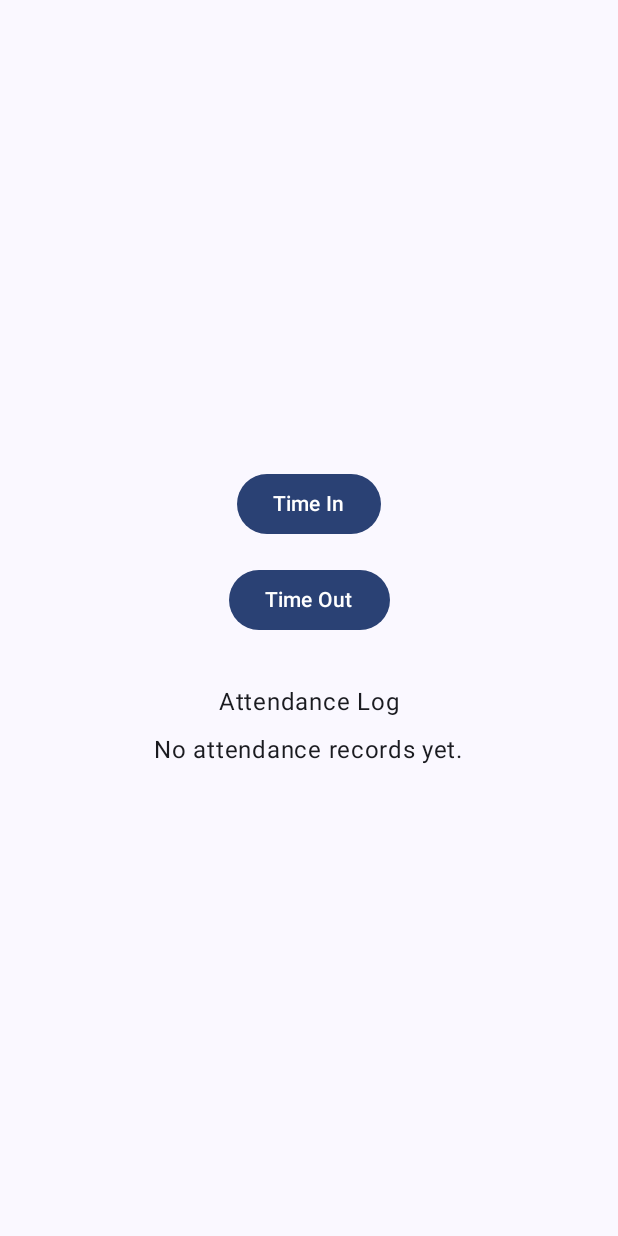
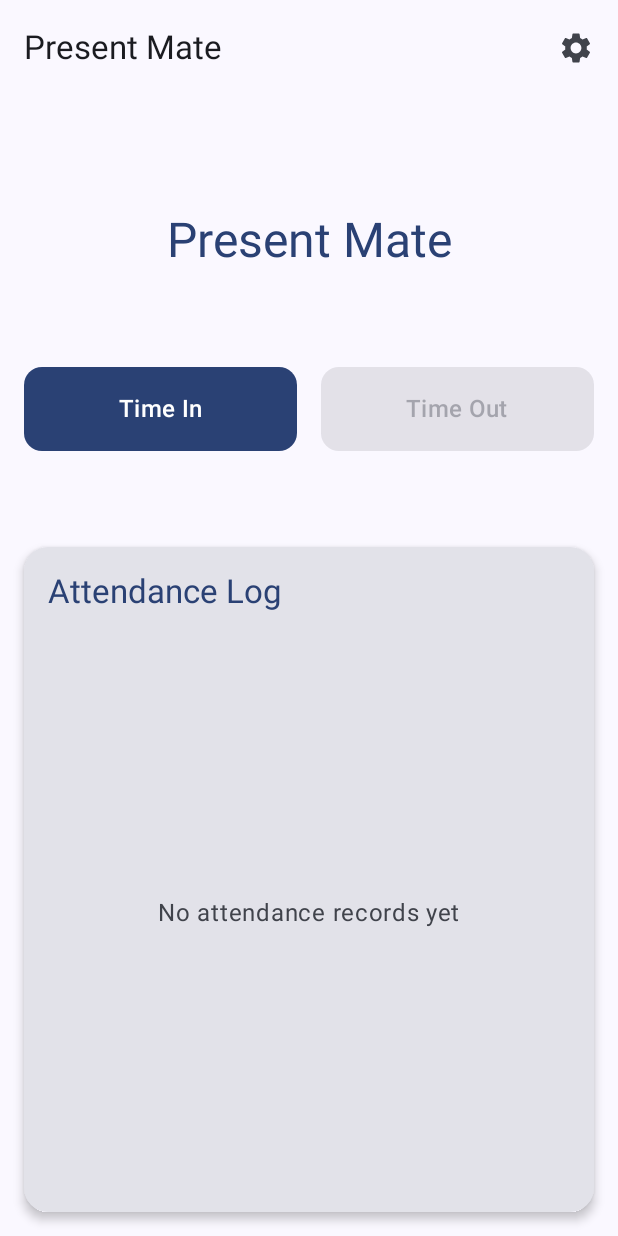
Before and after one commit to iamshivamcoder/PresentMate, an Android app built with Jetpack Compose: the screen it shows after launch (MainActivity), on a phone screen of 412 x 824 dp. Run offline under Robolectric (Android 15) with nearby library versions, the phone set to English and light mode, and no system bars; our stand-ins replace Room's generated code.

Commit message:
11.06.25.1406 Update minimum SDK version and implement navigation with settings screen

```diff
--- a/app/build.gradle.kts
+++ b/app/build.gradle.kts
@@ -23,7 +23,7 @@ android {
 
     defaultConfig {
         applicationId = "com.example.presentmate"
-        minSdk = 24
+        minSdk = 26
         targetSdk = 34
         versionCode = 1
         versionName = "1.0"
--- a/app/src/main/java/com/example/presentmate/MainActivity.kt
+++ b/app/src/main/java/com/example/presentmate/MainActivity.kt
@@ -4,7 +4,9 @@ import android.os.Bundle
 import androidx.activity.ComponentActivity
 import androidx.activity.compose.setContent
 import androidx.activity.enableEdgeToEdge
+import androidx.compose.foundation.layout.Box
 import androidx.compose.foundation.layout.fillMaxSize
+import androidx.compose.foundation.layout.fillMaxWidth
 import androidx.compose.foundation.layout.padding
 import androidx.compose.material3.Scaffold
 import androidx.compose.material3.Text
@@ -12,7 +14,6 @@ import androidx.compose.runtime.Composable
 import androidx.compose.ui.Modifier
 import androidx.compose.ui.tooling.preview.Preview
 import com.example.presentmate.ui.theme.PresentMateTheme
-
 import androidx.compose.foundation.layout.Arrangement
 import androidx.compose.foundation.layout.Column
 import androidx.compose.foundation.layout.Spacer
@@ -33,13 +34,25 @@ import java.util.Calendar
 import androidx.compose.foundation.lazy.LazyColumn
 import androidx.compose.foundation.lazy.items
 import androidx.compose.material3.Card
-import androidx.compose.material3.Divider
+import androidx.compose.material3.CardDefaults
 import androidx.compose.runtime.collectAsState
 import androidx.compose.ui.Alignment
 import androidx.compose.ui.unit.dp
 import java.text.SimpleDateFormat
 import java.util.Date
 import java.util.Locale
+import androidx.compose.material3.MaterialTheme
+import androidx.compose.foundation.layout.Row
+import androidx.compose.foundation.shape.RoundedCornerShape
+import androidx.compose.material3.Icon
+import androidx.compose.material3.IconButton
+import androidx.compose.material.icons.Icons
+import androidx.compose.material.icons.filled.Settings
+import androidx.compose.material3.ExperimentalMaterial3Api
+import androidx.navigation.NavHostController
+import androidx.navigation.compose.NavHost
+import androidx.navigation.compose.composable
+import androidx.navigation.compose.rememberNavController
 
 class MainActivity : ComponentActivity() {
     override fun onCreate(savedInstanceState: Bundle?) {
@@ -47,18 +60,45 @@ class MainActivity : ComponentActivity() {
         enableEdgeToEdge()
         setContent {
             PresentMateTheme {
-                Scaffold(modifier = Modifier.fillMaxSize()) { innerPadding ->
-                    AttendanceScreen(
+                val navController = rememberNavController()
+                Scaffold(
+                    topBar = {
+                        TopAppBarWithSettings(navController)
+                    },
+                    modifier = Modifier.fillMaxSize()
+                ) { innerPadding ->
+                    NavHost(
+                        navController = navController,
+                        startDestination = "main",
                         modifier = Modifier.padding(innerPadding)
-                    )
+                    ) {
+                        composable("main") { AttendanceScreen(navController = navController) }
+                        composable("settings") { SettingsScreen(navController = navController) }
+                    }
                 }
             }
         }
     }
 }
 
+@OptIn(ExperimentalMaterial3Api::class)
 @Composable
-fun AttendanceScreen(modifier: Modifier = Modifier) {
+fun TopAppBarWithSettings(navController: NavHostController) {
+    androidx.compose.material3.TopAppBar(
+        title = { Text("Present Mate") },
+        actions = {
+            IconButton(onClick = { navController.navigate("settings") }) {
+                Icon(Icons.Default.Settings, contentDescription = "Settings")
+            }
+        }
+    )
+}
+
+@Composable
+fun AttendanceScreen(
+    modifier: Modifier = Modifier,
+    navController: NavHostController? = null
+) {
     var showDialog by remember { mutableStateOf(false) }
     var dialogMessage by remember { mutableStateOf("") }
     var recordedTimeAction by remember { mutableStateOf<(() -> Unit)?>(null) }
@@ -66,65 +106,111 @@ fun AttendanceScreen(modifier: Modifier = Modifier) {
     val db = AppDatabase.getDatabase(context)
     val scope = rememberCoroutineScope()
     val attendanceRecords by db.attendanceDao().getAllRecords().collectAsState(initial = emptyList())
+    val ongoingSession = attendanceRecords.lastOrNull { it.timeOut == null }
+    val sessionInProgress = ongoingSession != null
 
     Column(
-        modifier = modifier.fillMaxSize(),
-        verticalArrangement = Arrangement.Center,
+        modifier = modifier
+            .fillMaxSize()
+            .padding(16.dp),
+        verticalArrangement = Arrangement.spacedBy(16.dp),
         horizontalAlignment = Alignment.CenterHorizontally
     ) {
-        Button(onClick = {
+        Spacer(modifier = Modifier.weight(0.1f))
+
+        Text(
+            text = "Present Mate",
+            style = MaterialTheme.typography.headlineLarge,
+            color = MaterialTheme.colorScheme.primary
+        )
+
+        Spacer(modifier = Modifier.height(32.dp))
+
+        Row(
+            modifier = Modifier.fillMaxWidth(),
+            horizontalArrangement = Arrangement.spacedBy(16.dp)
+        ) {
+            Button(
+                onClick = {
                     val currentTime = SimpleDateFormat("hh:mm a", Locale.getDefault()).format(Date())
-            dialogMessage = "Confirm Time In at $currentTime?"
+                    dialogMessage = "Start session at $currentTime?"
                     recordedTimeAction = {
                         scope.launch {
-                    val today = Calendar.getInstance().apply {
-                        set(Calendar.HOUR_OF_DAY, 0)
-                        set(Calendar.MINUTE, 0)
-                        set(Calendar.SECOND, 0)
-                        set(Calendar.MILLISECOND, 0)
-                    }.timeInMillis
-                    val existingRecord = db.attendanceDao().getRecordByDate(today)
-                    if (existingRecord != null) {
-                        db.attendanceDao().updateRecord(existingRecord.copy(timeIn = System.currentTimeMillis()))
-                    } else {
-                        db.attendanceDao().insertRecord(AttendanceRecord(date = today, timeIn = System.currentTimeMillis()))
+                            if (!sessionInProgress) {
+                                val now = System.currentTimeMillis()
+                                db.attendanceDao().insertRecord(
+                                    AttendanceRecord(date = now, timeIn = now, timeOut = null)
+                                )
                             }
                         }
                     }
                     showDialog = true
-        }) {
-            Text("Time In")
+                },
+                enabled = !sessionInProgress,
+                modifier = Modifier
+                    .weight(1f)
+                    .height(56.dp),
+                shape = RoundedCornerShape(12.dp)
+            ) {
+                Text("Time In", style = MaterialTheme.typography.titleMedium)
             }
-        Spacer(modifier = Modifier.height(16.dp))
-        Button(onClick = {
+
+            Button(
+                onClick = {
                     val currentTime = SimpleDateFormat("hh:mm a", Locale.getDefault()).format(Date())
-            dialogMessage = "Confirm Time Out at $currentTime?"
+                    dialogMessage = "End session at $currentTime?"
                     recordedTimeAction = {
                         scope.launch {
-                    val today = Calendar.getInstance().apply {
-                        set(Calendar.HOUR_OF_DAY, 0)
-                        set(Calendar.MINUTE, 0)
-                        set(Calendar.SECOND, 0)
-                        set(Calendar.MILLISECOND, 0)
-                    }.timeInMillis
-                    val existingRecord = db.attendanceDao().getRecordByDate(today)
-                    if (existingRecord != null) {
-                        db.attendanceDao().updateRecord(existingRecord.copy(timeOut = System.currentTimeMillis()))
-                    } else {
-                        // Optionally handle case where Time Out is pressed before Time In for the day
-                        // For now, we'll assume Time In was already recorded or create a new record with only Time Out
-                        db.attendanceDao().insertRecord(AttendanceRecord(date = today, timeOut = System.currentTimeMillis()))
+                            ongoingSession?.let {
+                                db.attendanceDao().updateRecord(
+                                    it.copy(timeOut = System.currentTimeMillis())
+                                )
                             }
                         }
                     }
                     showDialog = true
-        }) {
-            Text("Time Out")
+                },
+                enabled = sessionInProgress,
+                modifier = Modifier
+                    .weight(1f)
+                    .height(56.dp),
+                shape = RoundedCornerShape(12.dp)
+            ) {
+                Text("Time Out", style = MaterialTheme.typography.titleMedium)
             }
+        }
+
+        if (sessionInProgress) {
+            Spacer(modifier = Modifier.height(16.dp))
+            Text(
+                "Session in progress...",
+                style = MaterialTheme.typography.bodyLarge,
+                color = MaterialTheme.colorScheme.secondary
+            )
+        }
+
         Spacer(modifier = Modifier.height(32.dp))
-        Text("Attendance Log", style = MaterialTheme.typography.headlineSmall)
-        Spacer(modifier = Modifier.height(8.dp))
+
+        Card(
+            modifier = Modifier
+                .fillMaxWidth()
+                .weight(1f),
+            shape = RoundedCornerShape(16.dp),
+            elevation = CardDefaults.cardElevation(defaultElevation = 4.dp)
+        ) {
+            Column(
+                modifier = Modifier.padding(16.dp),
+                verticalArrangement = Arrangement.spacedBy(8.dp)
+            ) {
+                Text(
+                    "Attendance Log",
+                    style = MaterialTheme.typography.titleLarge,
+                    color = MaterialTheme.colorScheme.primary,
+                    modifier = Modifier.padding(bottom = 8.dp)
+                )
                 AttendanceLogList(records = attendanceRecords)
+            }
+        }
     }
 
     if (showDialog) {
@@ -183,14 +269,24 @@ fun AttendanceScreenPreview() {
 @Composable
 fun AttendanceLogList(records: List<AttendanceRecord>, modifier: Modifier = Modifier) {
     if (records.isEmpty()) {
-        Text("No attendance records yet.")
+        Box(
+            modifier = Modifier.fillMaxSize(),
+            contentAlignment = Alignment.Center
+        ) {
+            Text(
+                "No attendance records yet",
+                style = MaterialTheme.typography.bodyLarge,
+                color = MaterialTheme.colorScheme.onSurfaceVariant
+            )
+        }
         return
     }
-    LazyColumn(modifier = modifier) {
-        items(records) {
-            record ->
+    LazyColumn(
+        modifier = modifier,
+        verticalArrangement = Arrangement.spacedBy(8.dp)
+    ) {
+        items(records) { record ->
             AttendanceRecordItem(record = record)
-            Divider()
         }
     }
 }
@@ -202,15 +298,48 @@ fun AttendanceRecordItem(record: AttendanceRecord, modifier: Modifier = Modifier
 
     Card(
         modifier = modifier
-            .fillMaxSize()
-            .padding(vertical = 4.dp, horizontal = 8.dp)
+            .fillMaxWidth(),
+        shape = RoundedCornerShape(8.dp),
+        colors = CardDefaults.cardColors(
+            containerColor = MaterialTheme.colorScheme.surfaceVariant
+        )
     ) {
-        Column(modifier = Modifier.padding(16.dp)) {
-            Text("Date: ${dateFormat.format(Date(record.date))}", style = MaterialTheme.typography.titleMedium)
-            Spacer(modifier = Modifier.height(4.dp))
-            Text("Time In: ${record.timeIn?.let { timeFormat.format(Date(it)) } ?: "N/A"}")
-            Spacer(modifier = Modifier.height(4.dp))
-            Text("Time Out: ${record.timeOut?.let { timeFormat.format(Date(it)) } ?: "N/A"}")
+        Column(
+            modifier = Modifier.padding(16.dp),
+            verticalArrangement = Arrangement.spacedBy(4.dp)
+        ) {
+            Text(
+                dateFormat.format(Date(record.date)),
+                style = MaterialTheme.typography.titleMedium,
+                color = MaterialTheme.colorScheme.primary
+            )
+            Text(
+                "Time In: ${record.timeIn?.let { timeFormat.format(Date(it)) } ?: "N/A"}",
+                style = MaterialTheme.typography.bodyMedium
+            )
+            Text(
+                "Time Out: ${record.timeOut?.let { timeFormat.format(Date(it)) } ?: "N/A"}",
+                style = MaterialTheme.typography.bodyMedium
+            )
         }
     }
 }
+
+@Composable
+fun SettingsScreen(navController: NavHostController) {
+    Column(
+        modifier = Modifier
+            .fillMaxSize()
+            .padding(24.dp),
+        verticalArrangement = Arrangement.Top,
+        horizontalAlignment = Alignment.Start
+    ) {
+        Text("Settings", style = MaterialTheme.typography.headlineMedium)
+        Spacer(modifier = Modifier.height(24.dp))
+        Text("(Add your settings here)", style = MaterialTheme.typography.bodyLarge)
+        Spacer(modifier = Modifier.height(24.dp))
+        Button(onClick = { navController.popBackStack() }) {
+            Text("Back")
+        }
+    }
+}
```
Lines whose indentation alone changed are shown as unchanged.
